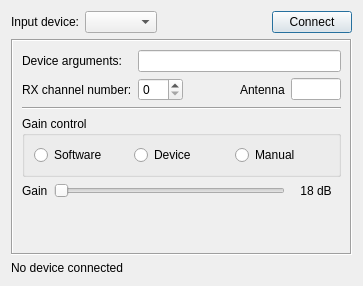
This is gui/setupdialog.ui in KejPi/AbracaDABra as Qt 5 draws it before an edit. The edited form follows.
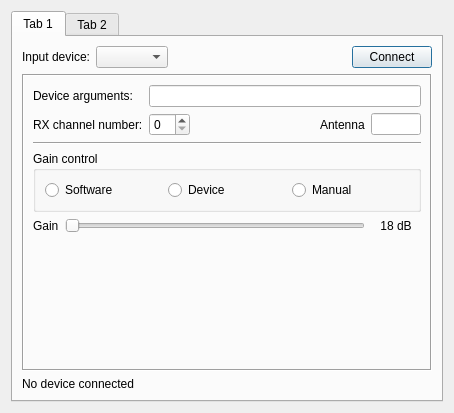
This is the edited form. The open tabs and pages were chosen to show the change.

Commit message: Announcement settings implemented

Patch:
```diff
--- a/gui/setupdialog.ui
+++ b/gui/setupdialog.ui
@@ -6,15 +6,40 @@
    <rect>
     <x>0</x>
     <y>0</y>
-    <width>345</width>
-    <height>286</height>
+    <width>456</width>
+    <height>409</height>
    </rect>
   </property>
   <property name="windowTitle">
    <string>Setup</string>
   </property>
-  <layout class="QGridLayout" name="gridLayout_7">
+  <layout class="QGridLayout" name="gridLayout_6">
+   <property name="sizeConstraint">
+    <enum>QLayout::SetFixedSize</enum>
+   </property>
    <item row="0" column="0">
+    <widget class="QTabWidget" name="tabWidget">
+     <property name="sizePolicy">
+      <sizepolicy hsizetype="MinimumExpanding" vsizetype="MinimumExpanding">
+       <horstretch>0</horstretch>
+       <verstretch>0</verstretch>
+      </sizepolicy>
+     </property>
+     <property name="minimumSize">
+      <size>
+       <width>432</width>
+       <height>391</height>
+      </size>
+     </property>
+     <property name="currentIndex">
+      <number>0</number>
+     </property>
+     <widget class="QWidget" name="tabDevice">
+      <attribute name="title">
+       <string>Tab 1</string>
+      </attribute>
+      <layout class="QVBoxLayout" name="verticalLayout_4">
+       <item>
     <layout class="QHBoxLayout" name="horizontalLayout">
      <item>
       <layout class="QFormLayout" name="formLayout">
@@ -52,17 +77,7 @@
      </item>
     </layout>
    </item>
-   <item row="4" column="0">
-    <widget class="QLabel" name="statusLabel">
-     <property name="text">
-      <string>No device connected</string>
-     </property>
-     <property name="textFormat">
-      <enum>Qt::RichText</enum>
-     </property>
-    </widget>
-   </item>
-   <item row="3" column="0">
+       <item>
     <widget class="QStackedWidget" name="deviceOptionsWidget">
      <property name="frameShape">
       <enum>QFrame::Box</enum>
@@ -751,19 +766,6 @@
          </property>
         </widget>
        </item>
-       <item row="6" column="1">
-        <spacer name="verticalSpacer_6">
-         <property name="orientation">
-          <enum>Qt::Vertical</enum>
-         </property>
-         <property name="sizeHint" stdset="0">
-          <size>
-           <width>20</width>
-           <height>26</height>
-          </size>
-         </property>
-        </spacer>
-       </item>
        <item row="4" column="0" colspan="5">
         <widget class="QGroupBox" name="soapysdrGainModeGroup">
          <property name="title">
@@ -811,9 +813,50 @@
          <property name="orientation">
           <enum>Qt::Horizontal</enum>
          </property>
-        </spacer>
-       </item>
-      </layout>
+             <property name="sizeHint" stdset="0">
+              <size>
+               <width>0</width>
+               <height>0</height>
+              </size>
+             </property>
+            </spacer>
+           </item>
+           <item row="6" column="0" colspan="5">
+            <spacer name="verticalSpacer_6">
+             <property name="orientation">
+              <enum>Qt::Vertical</enum>
+             </property>
+             <property name="sizeType">
+              <enum>QSizePolicy::MinimumExpanding</enum>
+             </property>
+             <property name="sizeHint" stdset="0">
+              <size>
+               <width>20</width>
+               <height>0</height>
+              </size>
+             </property>
+            </spacer>
+           </item>
+          </layout>
+         </widget>
+        </widget>
+       </item>
+       <item>
+        <widget class="QLabel" name="statusLabel">
+         <property name="text">
+          <string>No device connected</string>
+         </property>
+         <property name="textFormat">
+          <enum>Qt::RichText</enum>
+         </property>
+        </widget>
+       </item>
+      </layout>
+     </widget>
+     <widget class="QWidget" name="tabAnnouncement">
+      <attribute name="title">
+       <string>Tab 2</string>
+      </attribute>
      </widget>
     </widget>
    </item>
```
Left out of the diff: 47 changed lines with no effect on the pictures. Lines whose indentation alone changed are shown as unchanged. The commit also changes 6 other files.
